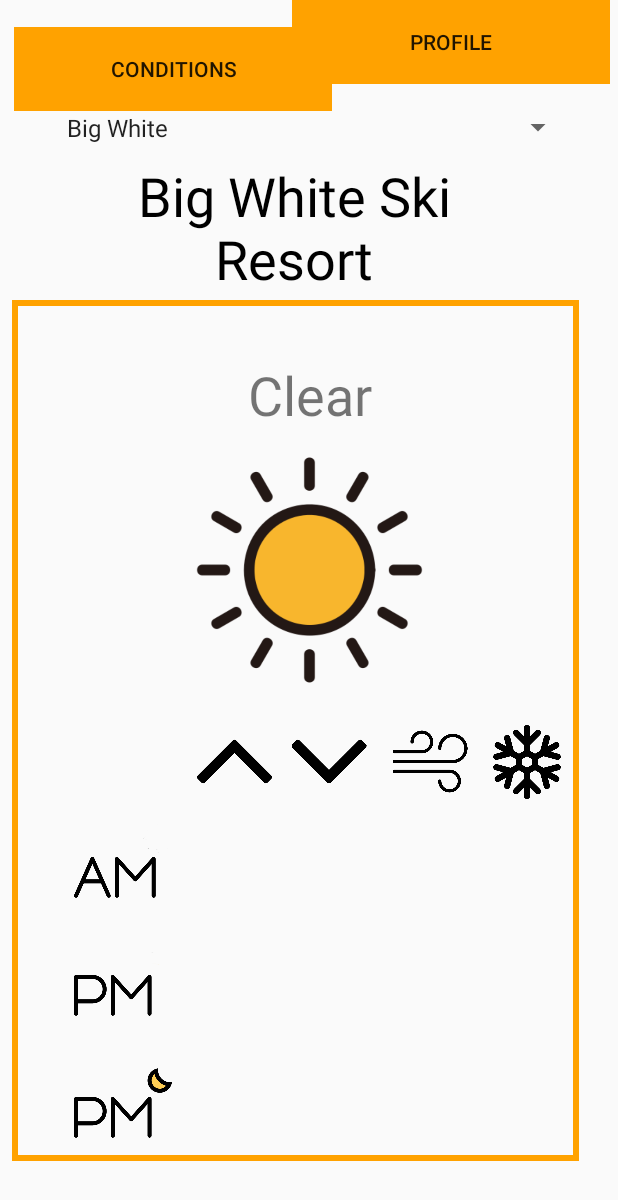
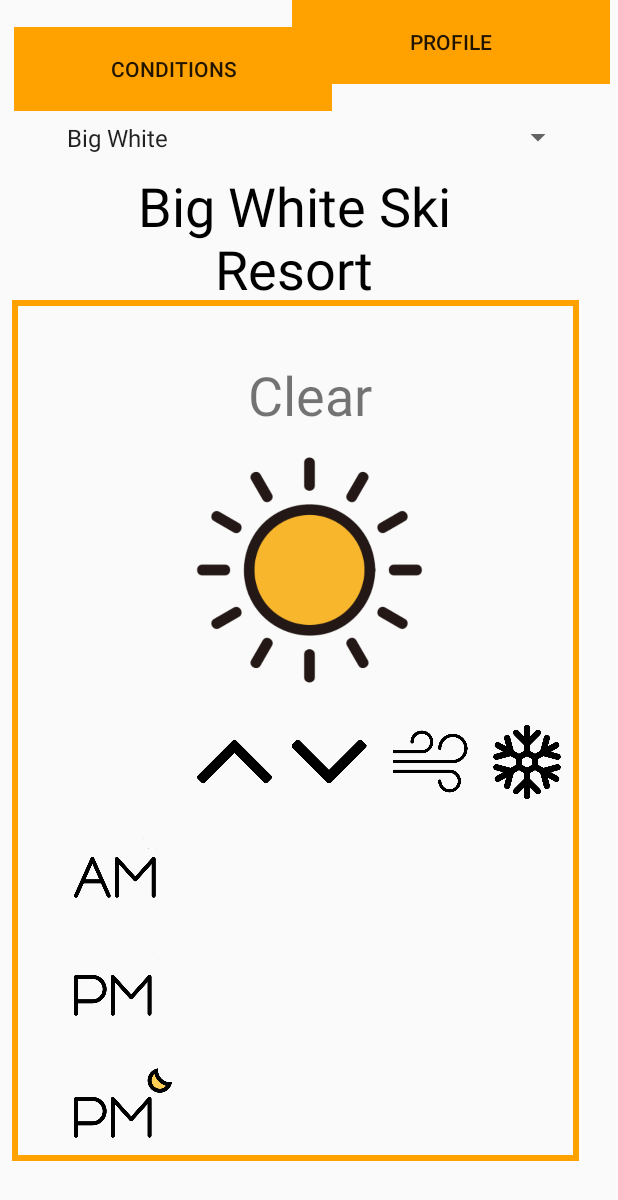
Before and after one commit to DSchriemer/Ski-Base, an Android app: the screen it shows after launch (MainActivity), on a phone screen of 412 x 824 dp. Shown: the top 1200 px of the screen. Run offline under Robolectric (Android 15) with nearby library versions, the phone set to English and light mode, and no system bars; 3 statements that could not run were skipped.

Commit message:
Finished Activity 1

```diff
--- a/app/src/main/java/com/example/skibase/MainActivity.java
+++ b/app/src/main/java/com/example/skibase/MainActivity.java
@@ -120,6 +120,8 @@ public class MainActivity extends AppCompatActivity implements AdapterView.OnIte
                 final StringBuilder temp = new StringBuilder();
                 final StringBuilder conditions = new StringBuilder();
                 final StringBuilder current = new StringBuilder();
+
+
 
 
                 try {
--- a/app/src/main/res/layout/activity_main.xml
+++ b/app/src/main/res/layout/activity_main.xml
@@ -170,10 +170,10 @@
             android:layout_height="106dp"
             android:layout_marginStart="28dp"
             android:layout_marginLeft="28dp"
-            android:layout_marginTop="79dp"
+            android:layout_marginTop="87dp"
             android:layout_marginEnd="48dp"
             android:layout_marginRight="48dp"
-            android:layout_marginBottom="600dp"
+            android:layout_marginBottom="595dp"
             android:gravity="center"
             android:text="TODAY"
             android:textColor="#000000"
@@ -424,10 +424,10 @@
             android:layout_height="27dp"
             android:layout_marginStart="19dp"
             android:layout_marginLeft="19dp"
-            android:layout_marginTop="52dp"
+            android:layout_marginTop="60dp"
             android:layout_marginEnd="20dp"
             android:layout_marginRight="20dp"
-            android:layout_marginBottom="706dp"
+            android:layout_marginBottom="701dp"
             app:layout_constraintBottom_toBottomOf="parent"
             app:layout_constraintEnd_toEndOf="parent"
             app:layout_constraintStart_toStartOf="parent"
```
